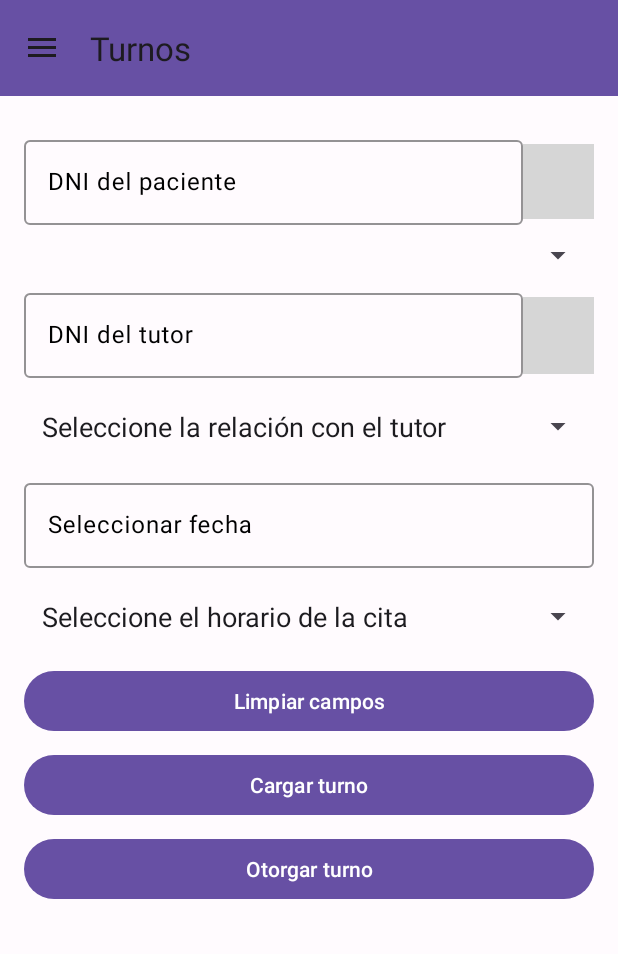
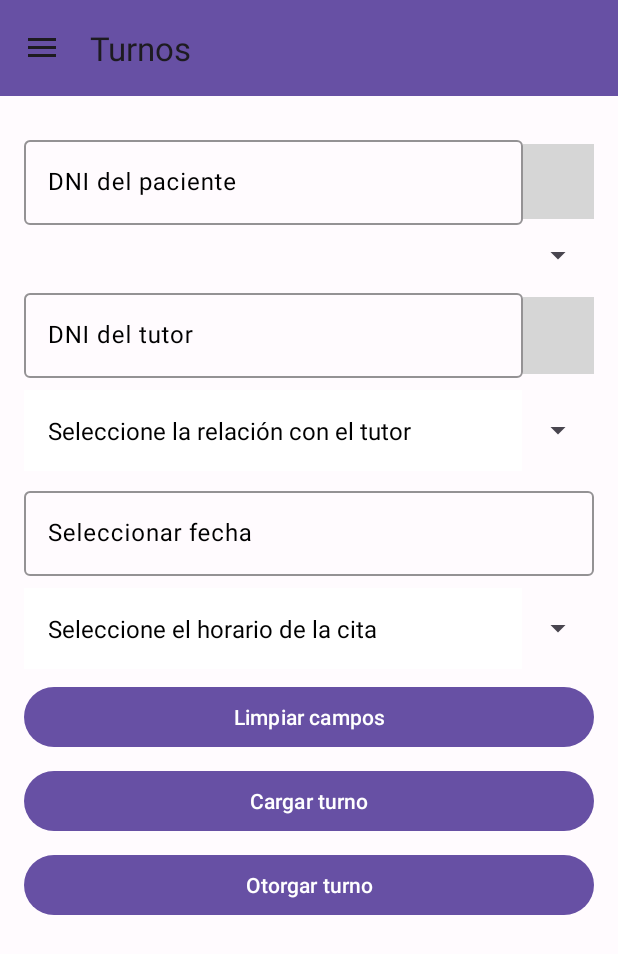
Before and after one commit to ProgramEze/VacunatorioApp4, an Android app: the MainActivity screen opened directly, with no data from a screen before it, after a tap on "Turnos", on a phone screen of 412 x 824 dp. Shown: the top 954 px of the screen. Run offline under Robolectric (Android 15) with nearby library versions, the phone set to English and light mode, and no system bars; our stand-ins replace navigation-ui; libraries missing offline, so code that uses them is left out: com.jakewharton.threetenabp; 2 statements that could not run were skipped; grey boxes are pictures that could not be loaded.

```diff
--- a/app/src/main/java/com/ezequieldiaz/vacunatorioapp4/ui/turno/TurnoFragment.java
+++ b/app/src/main/java/com/ezequieldiaz/vacunatorioapp4/ui/turno/TurnoFragment.java
@@ -54,7 +54,7 @@ public class TurnoFragment extends Fragment {
             public void onChanged(List<TipoDeVacuna> tiposDeVacuna) {
                     ArrayAdapter<TipoDeVacuna> adapter = new ArrayAdapter<>(
                             requireContext(),
-                            R.layout.spinner_item,
+                            R.layout.spinner_item_dialog,
                             tiposDeVacuna
                     ) {
                         @Override
@@ -63,7 +63,7 @@ public class TurnoFragment extends Fragment {
                         }
                     };
 
-                    adapter.setDropDownViewResource(R.layout.spinner_dropdown_item);
+                    adapter.setDropDownViewResource(R.layout.spinner_item_dialog);
                     binding.spnTipoDeVacuna.setAdapter(adapter);
             }
         });
@@ -71,13 +71,13 @@ public class TurnoFragment extends Fragment {
         vm.getMRelaciones().observe(getViewLifecycleOwner(), new Observer<>() {
             @Override
             public void onChanged(List<String> relaciones) {
-                ArrayAdapter<String> relacionAdapter = new ArrayAdapter<>(requireContext(),R.layout.spinner_item, relaciones){
+                ArrayAdapter<String> relacionAdapter = new ArrayAdapter<>(requireContext(),R.layout.spinner_item_dialog, relaciones){
                     @Override
                     public boolean isEnabled(int position) {
                         return position != 0;
                     }
                 };
-                relacionAdapter.setDropDownViewResource(R.layout.spinner_dropdown_item);
+                relacionAdapter.setDropDownViewResource(R.layout.spinner_item_dialog);
                 binding.spnRelacionTutor.setAdapter(relacionAdapter);
             }
         });
@@ -85,13 +85,13 @@ public class TurnoFragment extends Fragment {
         vm.getMHorarios().observe(getViewLifecycleOwner(), new Observer<>() {
             @Override
             public void onChanged(List<String> horarios) {
-                ArrayAdapter<String> horarioAdapter = new ArrayAdapter<>(requireContext(), R.layout.spinner_item, horarios){
+                ArrayAdapter<String> horarioAdapter = new ArrayAdapter<>(requireContext(), R.layout.spinner_item_dialog, horarios){
                     @Override
                     public boolean isEnabled(int position) {
                         return position != 0;
                     }
                 };
-                horarioAdapter.setDropDownViewResource(R.layout.spinner_dropdown_item);
+                horarioAdapter.setDropDownViewResource(R.layout.spinner_item_dialog);
                 binding.spnHorarios.setAdapter(horarioAdapter);
             }
         });
--- a/app/src/main/res/drawable/edittext_background.xml
+++ b/app/src/main/res/drawable/edittext_background.xml
@@ -3,7 +3,7 @@
     <solid android:color="#FFFFFF"/>
     <stroke
         android:width="1.5dp"
-        android:color="#E53935"
+        android:color="#000000"
         />
 
 </shape>
--- a/app/src/main/res/layout/fragment_agregar_paciente.xml
+++ b/app/src/main/res/layout/fragment_agregar_paciente.xml
@@ -118,6 +118,7 @@
         android:layout_marginTop="8dp"
         android:background="@drawable/edittext_background"
         android:padding="12dp"
+        android:spinnerMode="dialog"
         app:layout_constraintEnd_toEndOf="parent"
         app:layout_constraintStart_toStartOf="parent"
         app:layout_constraintTop_toBottomOf="@id/fecha_input_layout" />
--- a/app/src/main/res/layout/fragment_turno.xml
+++ b/app/src/main/res/layout/fragment_turno.xml
@@ -47,10 +47,13 @@
         android:layout_width="0dp"
         android:layout_height="wrap_content"
         android:layout_marginTop="8dp"
-        android:textColorHint="@color/black"
+        android:spinnerMode="dialog"
+        android:theme="@style/MySpinnerDialogTheme"
         app:layout_constraintStart_toStartOf="parent"
         app:layout_constraintEnd_toEndOf="parent"
         app:layout_constraintTop_toBottomOf="@+id/tilDNIPaciente" />
+
+
 
     <!-- DNI Tutor -->
     <com.google.android.material.textfield.TextInputLayout
@@ -92,7 +95,9 @@
         android:layout_width="0dp"
         android:layout_height="wrap_content"
         android:layout_marginTop="8dp"
+        android:spinnerMode="dialog"
         android:textColorHint="@color/black"
+        android:theme="@style/MySpinnerDialogTheme"
         app:layout_constraintStart_toStartOf="parent"
         app:layout_constraintEnd_toEndOf="parent"
         app:layout_constraintTop_toBottomOf="@+id/tilDNITutor" />
@@ -126,8 +131,10 @@
         android:layout_width="0dp"
         android:layout_height="wrap_content"
         android:layout_marginTop="8dp"
+        android:spinnerMode="dialog"
+        android:theme="@style/MySpinnerDialogTheme"
+        app:layout_constraintEnd_toEndOf="parent"
         app:layout_constraintStart_toStartOf="parent"
-        app:layout_constraintEnd_toEndOf="parent"
         app:layout_constraintTop_toBottomOf="@+id/tilFecha" />
 
     <!-- Botones -->
--- a/app/src/main/res/layout/spinner_dropdown_item.xml
+++ b/app/src/main/res/layout/spinner_dropdown_item.xml
@@ -3,4 +3,6 @@
     style="@style/SpinnerDropdownItemStyle"
     android:layout_width="match_parent"
     android:layout_height="wrap_content"
+    android:textColorHint="@color/black"
+    android:textColor="@color/black"
     android:padding="12dp"/>
--- a/app/src/main/res/layout/spinner_item.xml
+++ b/app/src/main/res/layout/spinner_item.xml
@@ -4,5 +4,7 @@
     android:layout_width="match_parent"
     android:layout_height="wrap_content"
     android:padding="12dp"
+    android:textColorHint="@color/black"
+    android:textColor="@color/black"
     android:ellipsize="end"
     android:singleLine="true"/>
--- /dev/null
+++ b/app/src/main/res/layout/spinner_item_dialog.xml
@@ -0,0 +1,8 @@
+<TextView xmlns:android="http://schemas.android.com/apk/res/android"
+        android:id="@+id/tvItem"
+        android:layout_width="match_parent"
+        android:layout_height="wrap_content"
+        android:padding="16dp"
+        android:textSize="16sp"
+        android:textColor="@color/black"
+        android:background="@color/white" />
--- a/app/src/main/res/layout/spinner_item_genero.xml
+++ b/app/src/main/res/layout/spinner_item_genero.xml
@@ -4,5 +4,6 @@
     android:layout_width="match_parent"
     android:layout_height="wrap_content"
     android:textSize="16sp"
+    android:textColorHint="@color/black"
     android:padding="12dp"
     android:textColor="@color/black" />
--- a/app/src/main/res/values/themes.xml
+++ b/app/src/main/res/values/themes.xml
@@ -26,4 +26,9 @@
     <!-- AppBarOverlay y PopupOverlay (obligatorios para layouts predeterminados) -->
     <style name="Theme.VacunatorioApp4.AppBarOverlay" parent="ThemeOverlay.Material3.ActionBar"/>
     <style name="Theme.VacunatorioApp4.PopupOverlay" parent="ThemeOverlay.Material3.MaterialAlertDialog"/>
+    <style name="MySpinnerDialogTheme" parent="ThemeOverlay.Material3.Light">
+        <item name="android:windowBackground">@color/white</item>
+        <item name="android:textColorPrimary">@color/black</item>
+    </style>
+
 </resources>
--- a/gradle/libs.versions.toml
+++ b/gradle/libs.versions.toml
@@ -1,5 +1,5 @@
 [versions]
-agp = "8.10.0"
+agp = "8.12.1"
 junit = "4.13.2"
 junitVersion = "1.2.1"
 espressoCore = "3.6.1"
@@ -25,6 +25,7 @@ navigationFragmentVersion = "2.9.0-alpha08"
 places = "4.2.0"
 threetenabp = "1.4.9"
 materialVersion = "1.14.0-alpha04"
+desugar_jdk_libs = "2.1.5"
 
 [libraries]
 junit = { group = "junit", name = "junit", version.ref = "junit" }
@@ -52,6 +53,7 @@ androidx-navigation-fragment = { group = "androidx.navigation", name = "navigati
 places = { group = "com.google.android.libraries.places", name = "places", version.ref = "places" }
 threetenabp = { group = "com.jakewharton.threetenabp", name = "threetenabp", version.ref = "threetenabp" }
 google-material = { group = "com.google.android.material", name = "material", version.ref = "materialVersion" }
+desugar_jdk_libs = { group = "com.android.tools", name = "desugar_jdk_libs", version.ref = "desugar_jdk_libs" }
 
 [plugins]
 android-application = { id = "com.android.application", version.ref = "agp" }
```
Also changed, not shown: app/src/main/java/com/ezequieldiaz/vacunatorioapp4/ui/registro/AgregarPacienteFragment.java (+17 -77 lines), app/src/main/java/com/ezequieldiaz/vacunatorioapp4/ui/registro/AgregarPacienteFragmentViewModel.java (+108 -25 lines), app/src/main/res/values/styles.xml (+10 -0 lines), gradle/wrapper/gradle-wrapper.properties.
